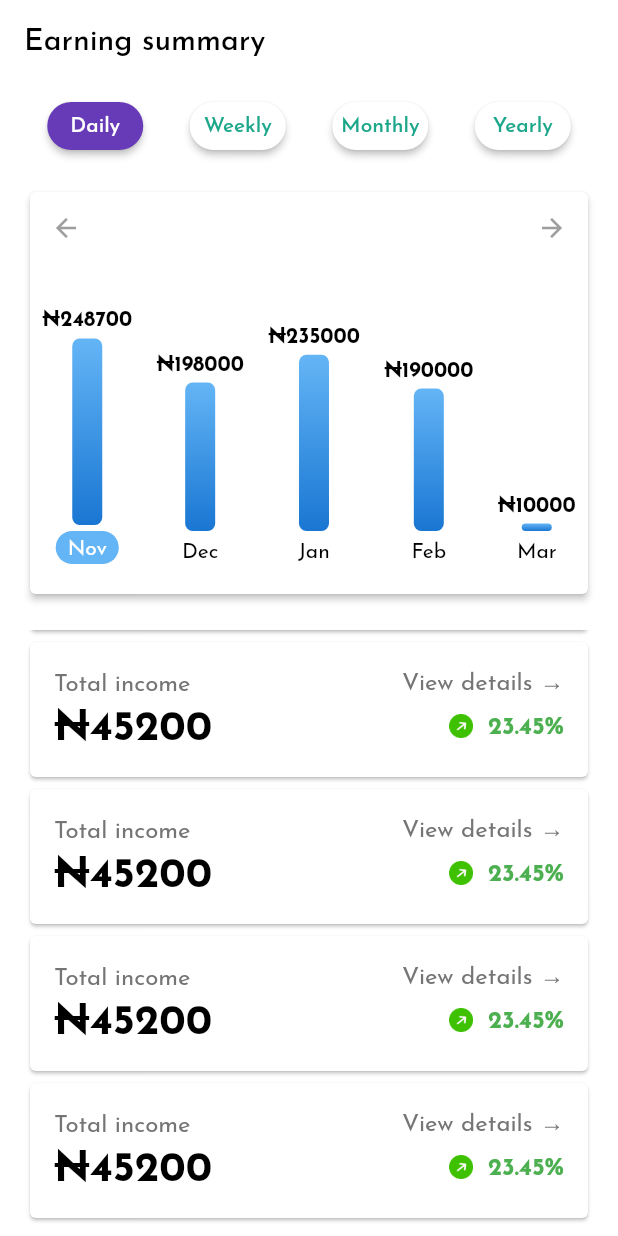
After one commit to pcechz/limcad, a Flutter app: the EarningsSummary screen opened directly, scrolled down 513 dp, after a tap on "Weekly", on a phone screen of 412 x 824 dp. The commit adds this screen. Run offline on Flutter 3.47's test engine with Material 3 defaults, Android fonts, the phone set to English and light mode, and no system bars; our stand-ins replace cached_network_image, camera, dio, dotted_border, file_picker, firebase_auth and 22 more; missing offline and left inert: dart:ffi, ficonsax, flutter_firebase_chat_core, google_places_autocomplete_text_field; accounts and stored records are empty; network calls fail; project files that could hold a hidden picture were left out.

Commit message:
done with analytics

```diff
--- /dev/null
+++ b/lib/features/CourierAccount/Analytics/courier_analytics.dart
@@ -0,0 +1,176 @@
+import 'package:flutter/cupertino.dart';
+import 'package:flutter/material.dart';
+import 'package:flutter/widgets.dart';
+import 'package:limcad/features/CourierAccount/Analytics/widget/earning_chart.dart';
+import 'package:limcad/features/CourierAccount/Analytics/widget/earning_summary_item.dart';
+import 'package:limcad/resources/utils/assets/asset_util.dart';
+import 'package:limcad/resources/utils/extensions/widget_extension.dart';
+import 'package:nb_utils/nb_utils.dart';
+
+class EarningsSummary extends StatefulWidget {
+  const EarningsSummary({Key? key}) : super(key: key);
+
+  @override
+  State<EarningsSummary> createState() => _EarningsSummaryState();
+}
+
+class _EarningsSummaryState extends State<EarningsSummary> {
+  bool weeklyIsTapped = false;
+  @override
+  Widget build(BuildContext context) {
+    return Scaffold(
+      appBar: AppBar(
+        automaticallyImplyLeading: false,
+        title: Text('Earning summary', style: TextStyle(color: Colors.black)),
+        backgroundColor: Colors.white,
+        elevation: 0,
+      ),
+      body: Padding(
+        padding: EdgeInsets.symmetric(horizontal: 16.0, vertical: 8.0),
+        child: Column(
+          children: [
+            Row(
+              mainAxisAlignment: MainAxisAlignment.spaceAround,
+              children: [
+                SizedBox(
+                  height: 40,
+                  child: Card(
+                      color: Colors.deepPurple,
+                      shape: RoundedRectangleBorder(
+                          borderRadius: BorderRadius.circular(30)),
+                      elevation: 2,
+                      child: TextButton(
+                          onPressed: () {},
+                          child: Text(
+                            'Daily',
+                            style: TextStyle(color: Colors.white),
+                          ))),
+                ),
+                SizedBox(
+                  height: 40,
+                  child: Card(
+                      shape: RoundedRectangleBorder(
+                          borderRadius: BorderRadius.circular(30)),
+                      elevation: 2,
+                      child: TextButton(
+                          onPressed: () {
+                            setState(() {
+                              weeklyIsTapped = !weeklyIsTapped;
+                            });
+                          },
+                          child: Text('Weekly'))),
+                ),
+                SizedBox(
+                  height: 40,
+                  child: Card(
+                      shape: RoundedRectangleBorder(
+                          borderRadius: BorderRadius.circular(30)),
+                      elevation: 2,
+                      child:
+                          TextButton(onPressed: () {}, child: Text('Monthly'))),
+                ),
+                SizedBox(
+                  height: 40,
+                  child: Card(
+                      shape: RoundedRectangleBorder(
+                          borderRadius: BorderRadius.circular(30)),
+                      elevation: 2,
+                      child:
+                          TextButton(onPressed: () {}, child: Text('Yearly'))),
+                ),
+              ],
+            ).padding(bottom: 20),
+            Card(elevation: 2, child: EarningsChart().padding(bottom: 20))
+                .padding(bottom: 20),
+            Flexible(
+              child: ListView.builder(
+                itemCount: 9,
+                itemBuilder: (context, index) {
+                  return !weeklyIsTapped
+                      ? _buildAnalyticsItem()
+                      : IncomeSummary(
+                          amount: 45200,
+                          percentage: 23.45,
+                          isPositive: true,
+                          rightWidget: Text(
+                            'View details →',
+                            style: TextStyle(
+                                color: Colors.grey.shade600, fontSize: 16),
+                          ),
+                        );
+                },
+              ),
+            ),
+          ],
+        ),
+      ),
+    );
+  }
+
+  Widget _buildAnalyticsItem() {
+    return Card(
+      shape: RoundedRectangleBorder(borderRadius: BorderRadius.circular(10)),
+      child: Padding(
+        padding: EdgeInsets.all(16.0),
+        child: Row(
+          mainAxisAlignment: MainAxisAlignment.spaceBetween,
+          crossAxisAlignment: CrossAxisAlignment.start,
+          children: [
+            Column(
+              crossAxisAlignment: CrossAxisAlignment.start,
+              mainAxisAlignment: MainAxisAlignment.spaceBetween,
+              children: [
+                Text(
+                  'Helen Laundry',
+                  style: TextStyle(fontWeight: FontWeight.bold),
+                ),
+                SizedBox(height: 20),
+                Text(
+                  '₦3,200',
+                  style: TextStyle(fontWeight: FontWeight.bold, fontSize: 18),
+                ),
+              ],
+            ),
+            SizedBox(width: 16),
+            Expanded(
+              child: Column(
+                crossAxisAlignment: CrossAxisAlignment.start,
+                children: [
+                  Text(
+                    '0123 Aliu Olaiya Avenue, Ikeja G.R.A, Ikeja, Lagos State.',
+                    style: TextStyle(fontSize: 12),
+                    maxLines: 2,
+                    overflow: TextOverflow.ellipsis,
+                  ),
+                  SizedBox(height: 8),
+                  Row(
+                    children: [
+                      Icon(Icons.location_on, color: Colors.blue, size: 16),
+                      SizedBox(width: 4),
+                      Text('0.5km',
+                          style: TextStyle(color: Colors.blue, fontSize: 12)),
+                      SizedBox(width: 16),
+                      Icon(Icons.access_time_filled,
+                          color: Colors.blue, size: 16),
+                      SizedBox(width: 4),
+                      Text('12:45pm',
+                          style: TextStyle(color: Colors.blue, fontSize: 12)),
+                      Spacer(),
+                      Image.asset(
+                        AssetUtil.greenArrow,
+                        width: 16,
+                        height: 16,
+                      ).paddingRight(10),
+                      Text('20%',
+                          style: TextStyle(fontSize: 12, color: Colors.green)),
+                    ],
+                  ),
+                ],
+              ),
+            ),
+          ],
+        ),
+      ),
+    );
+  }
+}
--- /dev/null
+++ b/lib/features/CourierAccount/Analytics/widget/earning_chart.dart
@@ -0,0 +1,92 @@
+import 'package:flutter/cupertino.dart';
+import 'package:flutter/material.dart';
+import 'package:flutter/widgets.dart';
+
+class EarningsChart extends StatelessWidget {
+  @override
+  Widget build(BuildContext context) {
+    return Column(
+      children: [
+        Row(
+          mainAxisAlignment: MainAxisAlignment.spaceBetween,
+          children: [
+            IconButton(
+              icon: Icon(Icons.arrow_back),
+              iconSize: 20,
+              color: Colors.grey,
+              onPressed: () {},
+            ),
+            IconButton(
+              iconSize: 20,
+              icon: Icon(
+                Icons.arrow_forward,
+                color: Colors.grey,
+              ),
+              onPressed: () {},
+            ),
+          ],
+        ),
+        SizedBox(
+          width: 400,
+          height: 200,
+          child: Row(
+            mainAxisAlignment: MainAxisAlignment.spaceEvenly,
+            children: [
+              _buildBar("Nov", 248700, highlighted: true),
+              _buildBar("Dec", 198000),
+              _buildBar("Jan", 235000),
+              _buildBar("Feb", 190000),
+              _buildBar("Mar", 10000),
+            ],
+          ),
+        ),
+      ],
+    );
+  }
+
+  Widget _buildBar(String month, double amount, {bool highlighted = false}) {
+    double maxBarHeight = 150;
+    double barHeight = (amount / 300000) * maxBarHeight;
+
+    return Padding(
+      padding: const EdgeInsets.symmetric(horizontal: 8.0),
+      child: Column(
+        mainAxisAlignment: MainAxisAlignment.end,
+        children: [
+          Text(
+            '₦${amount.toStringAsFixed(0)}',
+            style: TextStyle(fontWeight: FontWeight.bold),
+          ),
+          SizedBox(height: 4),
+          Container(
+            width: 20,
+            height: barHeight,
+            decoration: BoxDecoration(
+              borderRadius: BorderRadius.circular(5),
+              gradient: LinearGradient(
+                colors: [Colors.blue.shade300, Colors.blue.shade700],
+                begin: Alignment.topCenter,
+                end: Alignment.bottomCenter,
+              ),
+            ),
+          ),
+          SizedBox(height: 4),
+          if (highlighted)
+            Container(
+              padding: EdgeInsets.symmetric(horizontal: 8, vertical: 2),
+              decoration: BoxDecoration(
+                color: Colors.blue.shade300,
+                borderRadius: BorderRadius.circular(20),
+              ),
+              child: Text(
+                month,
+                style: TextStyle(color: Colors.white),
+              ),
+            )
+          else
+            Text(month),
+        ],
+      ),
+    );
+  }
+}
--- /dev/null
+++ b/lib/features/CourierAccount/Analytics/widget/earning_summary_item.dart
@@ -0,0 +1,72 @@
+import 'package:flutter/material.dart';
+import 'package:flutter/widgets.dart';
+import 'package:limcad/resources/utils/assets/asset_util.dart';
+import 'package:nb_utils/nb_utils.dart';
+
+class IncomeSummary extends StatelessWidget {
+  final double amount;
+  final double percentage;
+  final bool isPositive;
+  final Widget rightWidget;
+
+  const IncomeSummary({
+    Key? key,
+    required this.amount,
+    required this.percentage,
+    required this.isPositive,
+    required this.rightWidget,
+  }) : super(key: key);
+
+  @override
+  Widget build(BuildContext context) {
+    return Card(
+      elevation: 1,
+      child: Padding(
+        padding: const EdgeInsets.all(16.0),
+        child: Column(
+          children: [
+            Row(
+              mainAxisAlignment: MainAxisAlignment.spaceBetween,
+              crossAxisAlignment: CrossAxisAlignment.center,
+              children: [
+                Text(
+                  'Total income',
+                  style: TextStyle(color: Colors.grey.shade600, fontSize: 16),
+                ),
+                rightWidget,
+              ],
+            ),
+            Row(
+              mainAxisAlignment: MainAxisAlignment.spaceBetween,
+              crossAxisAlignment: CrossAxisAlignment.center,
+              children: [
+                Text(
+                  '₦${amount.toStringAsFixed(0)}',
+                  style: TextStyle(fontWeight: FontWeight.bold, fontSize: 28),
+                ),
+                SizedBox(height: 10),
+                Row(
+                  children: [
+                    Image.asset(
+                      AssetUtil.greenArrow,
+                      width: 16,
+                      height: 16,
+                    ).paddingRight(10),
+                    Text(
+                      '${percentage.toStringAsFixed(2)}%',
+                      style: TextStyle(
+                        color: isPositive ? Colors.green : Colors.red,
+                        fontSize: 16,
+                        fontWeight: FontWeight.bold,
+                      ),
+                    ),
+                  ],
+                ),
+              ],
+            ),
+          ],
+        ),
+      ),
+    );
+  }
+}
--- a/lib/resources/bottom_home.dart
+++ b/lib/resources/bottom_home.dart
@@ -2,6 +2,8 @@ import 'package:ficonsax/ficonsax.dart';
 import 'package:flutter/gestures.dart';
 import 'package:flutter/material.dart';
 import 'package:flutter_svg/flutter_svg.dart';
+import 'package:limcad/features/CourierAccount/Analytics/courier_analytics.dart';
+import 'package:limcad/features/CourierAccount/Analytics/widget/earning_chart.dart';
 import 'package:limcad/features/CourierAccount/Delivery/delivery.dart';
 import 'package:limcad/features/CourierAccount/Home/courier_home.dart';
 import 'package:limcad/features/analytics/analytics.dart';
@@ -279,9 +281,9 @@ class _HomePageState extends State<HomePage>
       case UserType.courier:
         return [
           CourierHomeScreen(),
-          CourierHomeScreen(),
+          EarningsSummary(),
           DeliveryHistoryScreen(),
-          CourierHomeScreen(),
+          EarningsChart(),
           CourierHomeScreen()
         ];
       default:
```
Also changed, not shown: lib/features/CourierAccount/Delivery/widget/delivery_request.dart (renamed from lib/features/CourierAccount/widget/delivery_request.dart), 3 other files.
